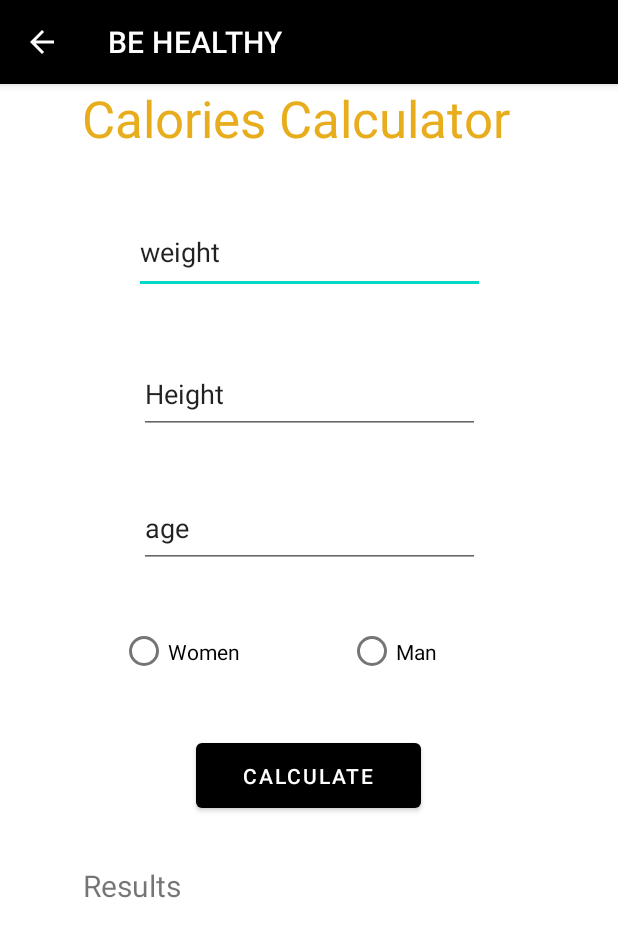
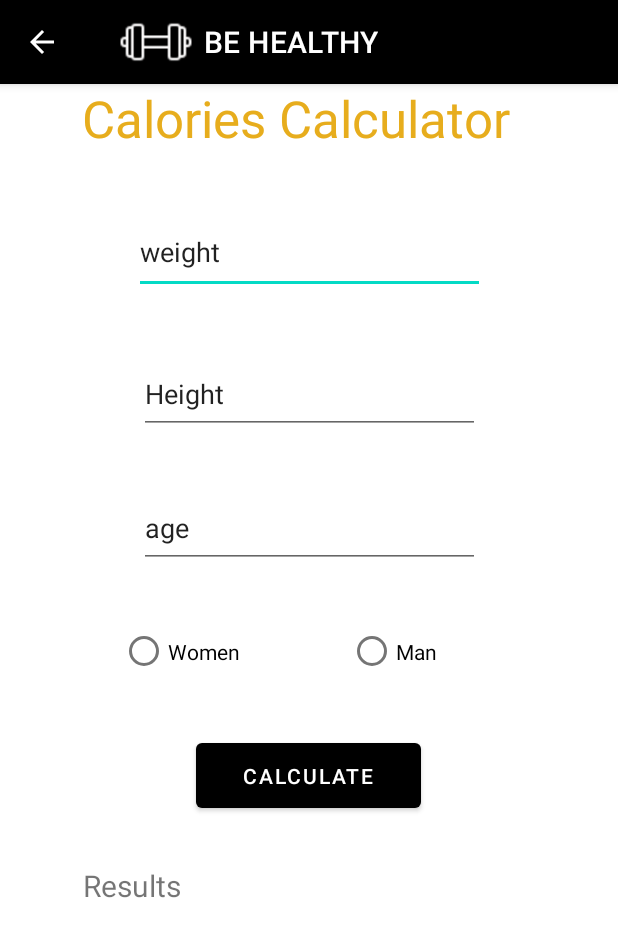
Before and after one commit to oumab26/MobileApp_Sante, an Android app: the BmiActivity screen opened directly, with no data from a screen before it, on a phone screen of 412 x 824 dp. Shown: the top 937 px of the screen. Run offline under Robolectric (Android 15) with nearby library versions, the phone set to English and light mode, and no system bars.

Commit message:
add icon on calories toolbar

```diff
--- a/app/src/main/java/tn/esprit/datastorage/BmiActivity.java
+++ b/app/src/main/java/tn/esprit/datastorage/BmiActivity.java
@@ -29,7 +29,8 @@ public class BmiActivity extends AppCompatActivity {
         super.onCreate(savedInstanceState);
         setContentView(R.layout.activity_bmi);
         getSupportActionBar().setDefaultDisplayHomeAsUpEnabled(true);
-
+        getSupportActionBar().setDisplayShowHomeEnabled(true);
+        getSupportActionBar().setIcon(R.drawable.gymicon);
         calculateBmi = findViewById(R.id.btnCalculateBmi);
         result = findViewById(R.id.texteres);
         women = findViewById(R.id.btnWomen);
```
